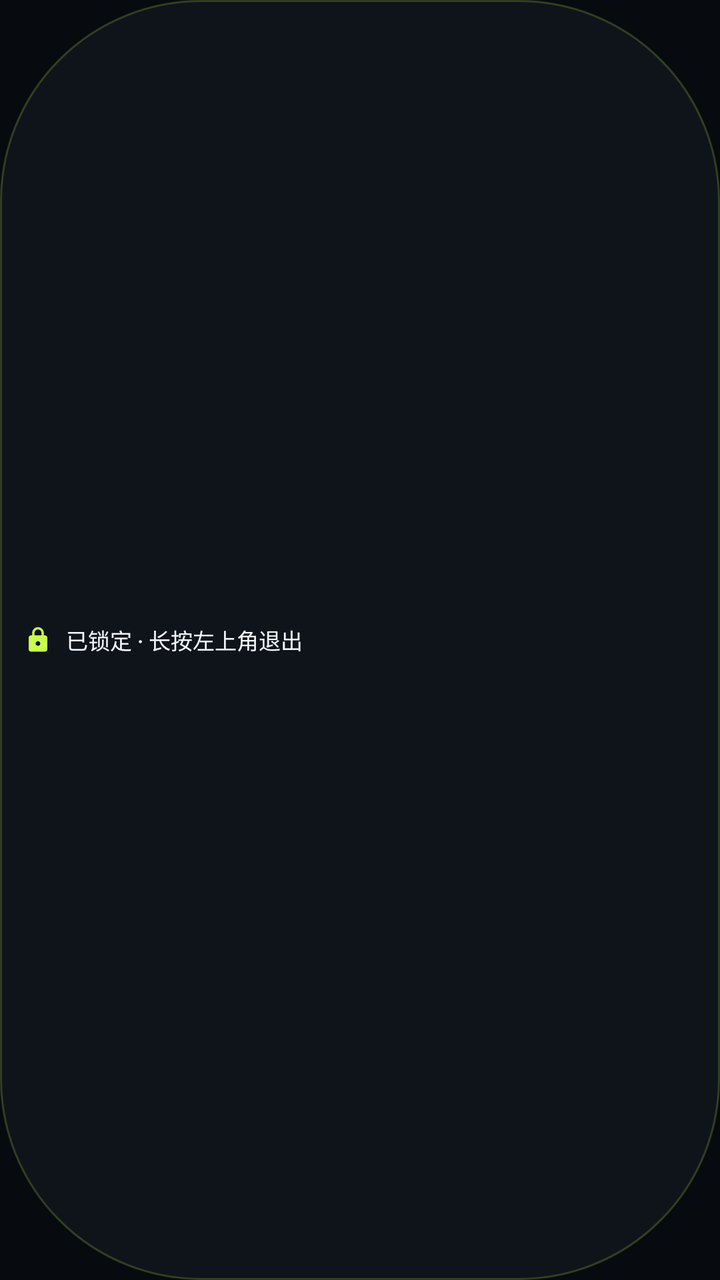
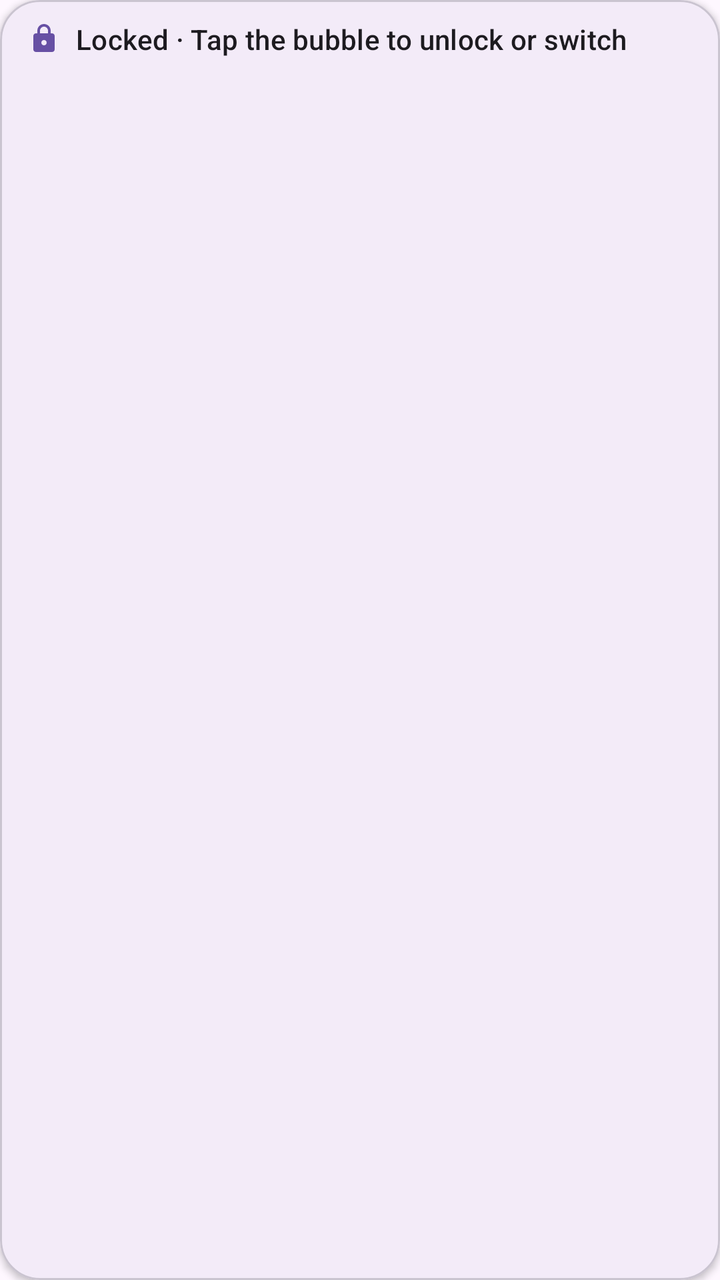

An Android layout rendered at two revisions. The XML below is the earlier revision; the diff shows what the commit changed to produce the second picture.
<!-- AndroidManifest.xml: application theme Theme.ActivityLock -->
<!-- res/layout/overlay_hint.xml -->
<?xml version="1.0" encoding="utf-8"?>
<LinearLayout xmlns:android="http://schemas.android.com/apk/res/android"
    android:layout_width="wrap_content"
    android:layout_height="wrap_content"
    android:background="@drawable/bg_overlay_pill"
    android:gravity="center_vertical"
    android:orientation="horizontal"
    android:paddingStart="12dp"
    android:paddingTop="8dp"
    android:paddingEnd="14dp"
    android:paddingBottom="8dp">

    <ImageView
        android:layout_width="14dp"
        android:layout_height="14dp"
        android:contentDescription="@null"
        android:src="@drawable/ic_logo" />

    <TextView
        android:id="@+id/hint_text"
        android:layout_width="wrap_content"
        android:layout_height="wrap_content"
        android:layout_marginStart="7dp"
        android:fontFamily="sans-serif-medium"
        android:text="@string/overlay_hint"
        android:textColor="@color/text_primary"
        android:textSize="11sp" />
</LinearLayout>
<!-- resources referenced by this layout -->
<resources>
  <color name="text_primary">#F4F8FB</color>
  <!-- drawable bg_overlay_pill (drawable) -->
  <?xml version="1.0" encoding="utf-8"?>
  <shape xmlns:android="http://schemas.android.com/apk/res/android" android:shape="rectangle">
      <solid android:color="#E610161D" />
      <stroke android:width="1dp" android:color="#33C8FF4D" />
      <corners android:radius="100dp" />
  </shape>
  <!-- drawable ic_logo (drawable) -->
  <?xml version="1.0" encoding="utf-8"?>
  <vector xmlns:android="http://schemas.android.com/apk/res/android"
      android:width="24dp"
      android:height="24dp"
      android:viewportWidth="24"
      android:viewportHeight="24">
      <path
          android:fillColor="@color/lime"
          android:pathData="M18,8h-1V6c0,-2.76 -2.24,-5 -5,-5S7,3.24 7,6v2H6c-1.1,0 -2,0.9 -2,2v10c0,1.1 0.9,2 2,2h12c1.1,0 2,-0.9 2,-2V10c0,-1.1 -0.9,-2 -2,-2zM12,17c-1.1,0 -2,-0.9 -2,-2s0.9,-2 2,-2s2,0.9 2,2S13.1,17 12,17zM9,8V6c0,-1.66 1.34,-3 3,-3s3,1.34 3,3v2H9z" />
  </vector>
  <string name="overlay_hint">已锁定 · 长按左上角退出</string>
  <style name="Theme.ActivityLock" parent="Theme.Material3.Dark.NoActionBar">
          <item name="colorPrimary">@color/lime</item>
          <item name="colorOnPrimary">@color/on_lime</item>
          <item name="colorPrimaryContainer">@color/lime_container</item>
          <item name="colorOnPrimaryContainer">@color/on_lime_container</item>
          <item name="colorSecondary">@color/cyan</item>
          <item name="colorOnSecondary">@color/ink</item>
          <item name="colorSecondaryContainer">@color/cyan_container</item>
          <item name="colorOnSecondaryContainer">@color/on_cyan_container</item>
          <item name="colorSurface">@color/surface</item>
          <item name="colorOnSurface">@color/text_primary</item>
          <item name="colorSurfaceVariant">@color/surface_high</item>
          <item name="colorOnSurfaceVariant">@color/text_secondary</item>
          <item name="colorSurfaceContainerLowest">@color/surface_container_lowest</item>
          <item name="colorSurfaceContainerLow">@color/surface_container_low</item>
          <item name="colorSurfaceContainer">@color/surface_container</item>
          <item name="colorSurfaceContainerHigh">@color/surface_container_high</item>
          <item name="colorSurfaceContainerHighest">@color/surface_container_highest</item>
          <item name="colorOutline">@color/stroke</item>
          <item name="colorOutlineVariant">@color/stroke_soft</item>
          <item name="colorError">@color/danger</item>
          <item name="colorOnError">@color/ink</item>
          <item name="colorErrorContainer">@color/danger_container</item>
          <item name="colorOnErrorContainer">@color/on_danger_container</item>
          <item name="android:colorBackground">@color/bg</item>
          <item name="android:windowBackground">@color/bg</item>
          <item name="android:windowLightStatusBar">false</item>
          <item name="android:statusBarColor">@android:color/transparent</item>
          <item name="android:navigationBarColor">@android:color/transparent</item>
          <item name="android:fontFamily">sans-serif</item>
          <item name="materialButtonStyle">@style/Widget.ActivityLock.Button</item>
          <item name="materialCardViewStyle">@style/Widget.ActivityLock.Card</item>
          <item name="materialSwitchStyle">@style/Widget.Material3.CompoundButton.MaterialSwitch</item>
          <item name="shapeAppearanceCornerSmall">@style/ShapeAppearance.ActivityLock.Small</item>
          <item name="shapeAppearanceCornerMedium">@style/ShapeAppearance.ActivityLock.Medium</item>
          <item name="shapeAppearanceCornerLarge">@style/ShapeAppearance.ActivityLock.Large</item>
          <item name="android:windowActionModeOverlay">true</item>
      </style>
  <color name="lime">#C8FF4D</color>
  <color name="on_lime">#182000</color>
  <color name="lime_container">#2B3A05</color>
  <color name="on_lime_container">#DAFF93</color>
  <color name="cyan">#65E6FF</color>
  <color name="ink">#070A0E</color>
  <color name="cyan_container">#06333B</color>
  <color name="on_cyan_container">#B7F3FF</color>
  <color name="surface">#0F151D</color>
  <color name="surface_high">#151D27</color>
  <color name="text_secondary">#93A0AF</color>
  <color name="surface_container_lowest">#080C11</color>
  <color name="surface_container_low">#0C1218</color>
  <color name="surface_container">#111922</color>
  <color name="surface_container_high">#161F29</color>
  <color name="surface_container_highest">#1C2732</color>
  <color name="stroke">#24313E</color>
  <color name="stroke_soft">#19232D</color>
  <color name="danger">#FFB4AB</color>
  <color name="danger_container">#93000A</color>
  <color name="on_danger_container">#FFDAD6</color>
  <color name="bg">#070A0E</color>
  <style name="Widget.ActivityLock.Button" parent="Widget.Material3.Button">
          <item name="android:textAllCaps">false</item>
          <item name="android:fontFamily">sans-serif-medium</item>
          <item name="android:letterSpacing">0.01</item>
          <item name="cornerRadius">16dp</item>
          <item name="android:minHeight">52dp</item>
      </style>
  <style name="Widget.ActivityLock.Card" parent="Widget.Material3.CardView.Filled">
          <item name="cardBackgroundColor">?attr/colorSurfaceContainer</item>
          <item name="cardCornerRadius">22dp</item>
          <item name="cardElevation">0dp</item>
          <item name="strokeColor">?attr/colorOutlineVariant</item>
          <item name="strokeWidth">1dp</item>
          <item name="contentPadding">0dp</item>
      </style>
  <style name="ShapeAppearance.ActivityLock.Small" parent="ShapeAppearance.Material3.Corner.Small">
          <item name="cornerFamily">rounded</item>
          <item name="cornerSize">8dp</item>
      </style>
  <style name="ShapeAppearance.ActivityLock.Medium" parent="ShapeAppearance.Material3.Corner.Medium">
          <item name="cornerFamily">rounded</item>
          <item name="cornerSize">14dp</item>
      </style>
  <style name="ShapeAppearance.ActivityLock.Large" parent="ShapeAppearance.Material3.Corner.Large">
          <item name="cornerFamily">rounded</item>
          <item name="cornerSize">22dp</item>
      </style>
</resources>

<!-- the commit's change to res/layout/overlay_hint.xml (unified diff, before → after) -->
@@ -1,28 +1,36 @@
 <?xml version="1.0" encoding="utf-8"?>
-<LinearLayout xmlns:android="http://schemas.android.com/apk/res/android"
+<com.google.android.material.card.MaterialCardView xmlns:android="http://schemas.android.com/apk/res/android"
+    xmlns:app="http://schemas.android.com/apk/res-auto"
+    android:id="@+id/hint_surface"
     android:layout_width="wrap_content"
     android:layout_height="wrap_content"
-    android:background="@drawable/bg_overlay_pill"
-    android:gravity="center_vertical"
-    android:orientation="horizontal"
-    android:paddingStart="12dp"
-    android:paddingTop="8dp"
-    android:paddingEnd="14dp"
-    android:paddingBottom="8dp">
+    app:cardCornerRadius="20dp"
+    app:cardElevation="2dp">
 
-    <ImageView
-        android:layout_width="14dp"
-        android:layout_height="14dp"
-        android:contentDescription="@null"
-        android:src="@drawable/ic_logo" />
-
-    <TextView
-        android:id="@+id/hint_text"
+    <LinearLayout
         android:layout_width="wrap_content"
         android:layout_height="wrap_content"
-        android:layout_marginStart="7dp"
-        android:fontFamily="sans-serif-medium"
-        android:text="@string/overlay_hint"
-        android:textColor="@color/text_primary"
-        android:textSize="11sp" />
-</LinearLayout>
+        android:gravity="center_vertical"
+        android:orientation="horizontal"
+        android:paddingStart="14dp"
+        android:paddingTop="10dp"
+        android:paddingEnd="16dp"
+        android:paddingBottom="10dp">
+
+        <ImageView
+            android:layout_width="16dp"
+            android:layout_height="16dp"
+            android:contentDescription="@null"
+            android:src="@drawable/ic_lock"
+            app:tint="?attr/colorPrimary" />
+
+        <TextView
+            android:id="@+id/hint_text"
+            android:layout_width="wrap_content"
+            android:layout_height="wrap_content"
+            android:layout_marginStart="8dp"
+            android:text="@string/overlay_hint"
+            android:textAppearance="@style/TextAppearance.Material3.LabelLarge"
+            android:textColor="?attr/colorOnSurface" />
+    </LinearLayout>
+</com.google.android.material.card.MaterialCardView>
<!-- resource entries referenced after the edit -->
@@ -1,14 +1,6 @@
 <!-- resources referenced by this layout -->
 <resources>
-  <color name="text_primary">#F4F8FB</color>
-  <!-- drawable bg_overlay_pill (drawable) -->
-  <?xml version="1.0" encoding="utf-8"?>
-  <shape xmlns:android="http://schemas.android.com/apk/res/android" android:shape="rectangle">
-      <solid android:color="#E610161D" />
-      <stroke android:width="1dp" android:color="#33C8FF4D" />
-      <corners android:radius="100dp" />
-  </shape>
-  <!-- drawable ic_logo (drawable) -->
+  <!-- drawable ic_lock (drawable) -->
   <?xml version="1.0" encoding="utf-8"?>
   <vector xmlns:android="http://schemas.android.com/apk/res/android"
       android:width="24dp"
@@ -16,96 +8,15 @@
       android:viewportWidth="24"
       android:viewportHeight="24">
       <path
-          android:fillColor="@color/lime"
+          android:fillColor="#FFFFFFFF"
           android:pathData="M18,8h-1V6c0,-2.76 -2.24,-5 -5,-5S7,3.24 7,6v2H6c-1.1,0 -2,0.9 -2,2v10c0,1.1 0.9,2 2,2h12c1.1,0 2,-0.9 2,-2V10c0,-1.1 -0.9,-2 -2,-2zM12,17c-1.1,0 -2,-0.9 -2,-2s0.9,-2 2,-2s2,0.9 2,2S13.1,17 12,17zM9,8V6c0,-1.66 1.34,-3 3,-3s3,1.34 3,3v2H9z" />
   </vector>
-  <string name="overlay_hint">已锁定 · 长按左上角退出</string>
-  <style name="Theme.ActivityLock" parent="Theme.Material3.Dark.NoActionBar">
-          <item name="colorPrimary">@color/lime</item>
-          <item name="colorOnPrimary">@color/on_lime</item>
-          <item name="colorPrimaryContainer">@color/lime_container</item>
-          <item name="colorOnPrimaryContainer">@color/on_lime_container</item>
-          <item name="colorSecondary">@color/cyan</item>
-          <item name="colorOnSecondary">@color/ink</item>
-          <item name="colorSecondaryContainer">@color/cyan_container</item>
-          <item name="colorOnSecondaryContainer">@color/on_cyan_container</item>
-          <item name="colorSurface">@color/surface</item>
-          <item name="colorOnSurface">@color/text_primary</item>
-          <item name="colorSurfaceVariant">@color/surface_high</item>
-          <item name="colorOnSurfaceVariant">@color/text_secondary</item>
-          <item name="colorSurfaceContainerLowest">@color/surface_container_lowest</item>
-          <item name="colorSurfaceContainerLow">@color/surface_container_low</item>
-          <item name="colorSurfaceContainer">@color/surface_container</item>
-          <item name="colorSurfaceContainerHigh">@color/surface_container_high</item>
-          <item name="colorSurfaceContainerHighest">@color/surface_container_highest</item>
-          <item name="colorOutline">@color/stroke</item>
-          <item name="colorOutlineVariant">@color/stroke_soft</item>
-          <item name="colorError">@color/danger</item>
-          <item name="colorOnError">@color/ink</item>
-          <item name="colorErrorContainer">@color/danger_container</item>
-          <item name="colorOnErrorContainer">@color/on_danger_container</item>
-          <item name="android:colorBackground">@color/bg</item>
-          <item name="android:windowBackground">@color/bg</item>
-          <item name="android:windowLightStatusBar">false</item>
+  <string name="overlay_hint">Locked · Tap the bubble to unlock or switch</string>
+  <style name="Theme.ActivityLock" parent="Theme.Material3.DayNight.NoActionBar">
           <item name="android:statusBarColor">@android:color/transparent</item>
           <item name="android:navigationBarColor">@android:color/transparent</item>
-          <item name="android:fontFamily">sans-serif</item>
-          <item name="materialButtonStyle">@style/Widget.ActivityLock.Button</item>
-          <item name="materialCardViewStyle">@style/Widget.ActivityLock.Card</item>
-          <item name="materialSwitchStyle">@style/Widget.Material3.CompoundButton.MaterialSwitch</item>
-          <item name="shapeAppearanceCornerSmall">@style/ShapeAppearance.ActivityLock.Small</item>
-          <item name="shapeAppearanceCornerMedium">@style/ShapeAppearance.ActivityLock.Medium</item>
-          <item name="shapeAppearanceCornerLarge">@style/ShapeAppearance.ActivityLock.Large</item>
           <item name="android:windowActionModeOverlay">true</item>
-      </style>
-  <color name="lime">#C8FF4D</color>
-  <color name="on_lime">#182000</color>
-  <color name="lime_container">#2B3A05</color>
-  <color name="on_lime_container">#DAFF93</color>
-  <color name="cyan">#65E6FF</color>
-  <color name="ink">#070A0E</color>
-  <color name="cyan_container">#06333B</color>
-  <color name="on_cyan_container">#B7F3FF</color>
-  <color name="surface">#0F151D</color>
-  <color name="surface_high">#151D27</color>
-  <color name="text_secondary">#93A0AF</color>
-  <color name="surface_container_lowest">#080C11</color>
-  <color name="surface_container_low">#0C1218</color>
-  <color name="surface_container">#111922</color>
-  <color name="surface_container_high">#161F29</color>
-  <color name="surface_container_highest">#1C2732</color>
-  <color name="stroke">#24313E</color>
-  <color name="stroke_soft">#19232D</color>
-  <color name="danger">#FFB4AB</color>
-  <color name="danger_container">#93000A</color>
-  <color name="on_danger_container">#FFDAD6</color>
-  <color name="bg">#070A0E</color>
-  <style name="Widget.ActivityLock.Button" parent="Widget.Material3.Button">
-          <item name="android:textAllCaps">false</item>
-          <item name="android:fontFamily">sans-serif-medium</item>
-          <item name="android:letterSpacing">0.01</item>
-          <item name="cornerRadius">16dp</item>
-          <item name="android:minHeight">52dp</item>
-      </style>
-  <style name="Widget.ActivityLock.Card" parent="Widget.Material3.CardView.Filled">
-          <item name="cardBackgroundColor">?attr/colorSurfaceContainer</item>
-          <item name="cardCornerRadius">22dp</item>
-          <item name="cardElevation">0dp</item>
-          <item name="strokeColor">?attr/colorOutlineVariant</item>
-          <item name="strokeWidth">1dp</item>
-          <item name="contentPadding">0dp</item>
-      </style>
-  <style name="ShapeAppearance.ActivityLock.Small" parent="ShapeAppearance.Material3.Corner.Small">
-          <item name="cornerFamily">rounded</item>
-          <item name="cornerSize">8dp</item>
-      </style>
-  <style name="ShapeAppearance.ActivityLock.Medium" parent="ShapeAppearance.Material3.Corner.Medium">
-          <item name="cornerFamily">rounded</item>
-          <item name="cornerSize">14dp</item>
-      </style>
-  <style name="ShapeAppearance.ActivityLock.Large" parent="ShapeAppearance.Material3.Corner.Large">
-          <item name="cornerFamily">rounded</item>
-          <item name="cornerSize">22dp</item>
+          <item name="android:windowNoTitle">true</item>
       </style>
 </resources>
 
